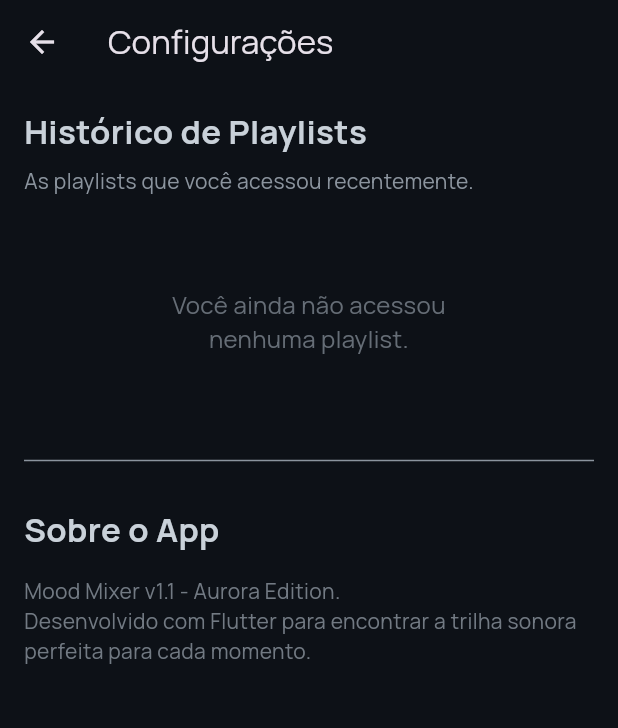
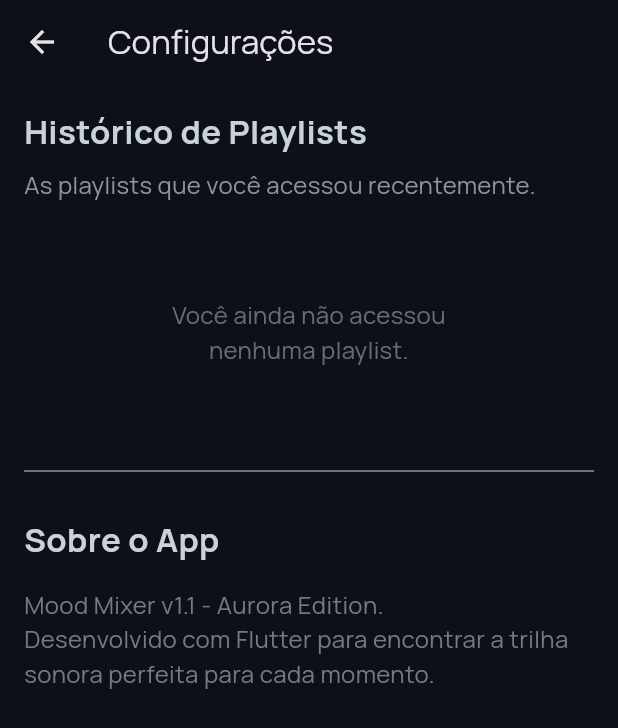
Before and after one commit to eville75/MobileII, a Flutter app: the screen it shows after launch, after a tap on the "settings" icon, on a phone screen of 412 x 824 dp. Shown: the top 728 px of the screen. Run offline on Flutter 3.47's test engine with Material 3 defaults, Android fonts, the phone set to English and light mode, and no system bars; our stand-ins replace google_fonts; network calls fail.

Commit message:
correção de interface

```diff
--- a/lib/data/theme/colors.dart
+++ /dev/null
@@ -1,29 +0,0 @@
-// lib/data/theme/colors.dart
-import 'package:flutter/material.dart';
-
-class AppColors {
-  // Tema "Aurora"
-
-  // Fundo principal da aplicação
-  static const Color background = Color(0xFF0D1117);
-  // Cor para o final dos gradientes de fundo, criando profundidade
-  static const Color backgroundEnd = Color(0xFF161B22);
-
-  // Cor primária vibrante para botões, ícones ativos e destaques
-  static const Color primary = Color(0xFF58A6FF); // Um azul brilhante e moderno
-
-  // Cor de destaque secundária (accent) para textos menores ou ícones inativos
-  static const Color accent = Color(0xFF8B949E);
-
-  // Cor principal para textos
-  static const Color text = Color(0xFFC9D1D9);
-
-  // Cores para o efeito de "vidro fosco" (Glassmorphism)
-  static const Color glassEffect = Color(0x1AFFFFFF); // Branco com 10% de opacidade
-  static const Color glassBorder = Color(0x33FFFFFF); // Branco com 20% de opacidade
-
-  // Cores de Sentimento adaptadas
-  static const Color positive = primary; // O azul primário para positividade
-  static const Color negative = Color(0xFFF85149); // Um vermelho forte mas elegante
-  static const Color neutral = accent; // O cinza para neutralidade
-}
--- a/lib/main.dart
+++ b/lib/main.dart
@@ -1,8 +1,7 @@
 // lib/main.dart
 import 'package:flutter/material.dart';
-import 'package:google_fonts/google_fonts.dart';
+import 'package:mobile/design_system/theme/app_theme.dart';
 import 'package:mobile/screens/sentiments_screen.dart';
-import 'package:mobile/data/theme/colors.dart';
 
 void main() {
   runApp(const MyApp());
@@ -13,28 +12,13 @@ class MyApp extends StatelessWidget {
 
   @override
   Widget build(BuildContext context) {
-    final baseTheme = ThemeData(brightness: Brightness.dark);
-
     return MaterialApp(
       title: 'Mood Mixer',
-      theme: baseTheme.copyWith(
-        scaffoldBackgroundColor: AppColors.background,
-        colorScheme: baseTheme.colorScheme.copyWith(
-          brightness: Brightness.dark,
-          background: AppColors.background,
-          onBackground: AppColors.text,
-          primary: AppColors.primary,
-          secondary: AppColors.accent,
-        ),
-        textTheme: GoogleFonts.manropeTextTheme(baseTheme.textTheme).apply(
-          bodyColor: AppColors.text,
-          displayColor: AppColors.text,
-        ),
-        useMaterial3: true,
-      ),
+      theme: AppTheme.darkTheme,
       themeMode: ThemeMode.dark,
       debugShowCheckedModeBanner: false,
-      home: SentimentsScreen(), // ALTERAÇÃO APLICADA AQUI
+      // Mude para DesignSystemScreen() para ver o catálogo
+      home: const SentimentsScreen(),
     );
   }
 }
--- a/lib/screens/sentiments_screen.dart
+++ b/lib/screens/sentiments_screen.dart
@@ -2,8 +2,11 @@
 import 'package:flutter/material.dart';
 import 'dart:ui';
 import 'package:mobile/data/sentiment_data.dart';
+import 'package:mobile/design_system/theme/app_colors.dart';
+import 'package:mobile/design_system/theme/app_spacing.dart';
+import 'package:mobile/design_system/theme/app_typography.dart';
+import 'package:mobile/design_system/widgets/sentiment_bubble.dart';
 import 'package:mobile/screens/playlists_screen.dart';
-import '../data/theme/colors.dart';
 import 'package:mobile/screens/settings_screen.dart';
 
 class SentimentsScreen extends StatelessWidget {
@@ -20,7 +23,6 @@ class SentimentsScreen extends StatelessWidget {
     return Scaffold(
       body: Stack(
         children: [
-          // Fundo com Gradiente e Efeito Aurora
           Container(
             decoration: const BoxDecoration(
               gradient: LinearGradient(
@@ -46,25 +48,19 @@ class SentimentsScreen extends StatelessWidget {
               ),
             ),
           ),
-
-          // Conteúdo da Tela
           SafeArea(
             child: SingleChildScrollView(
-              padding: const EdgeInsets.symmetric(horizontal: 24.0),
+              padding: const EdgeInsets.symmetric(horizontal: AppSpacing.large),
               child: Column(
                 crossAxisAlignment: CrossAxisAlignment.start,
                 children: [
-                  const SizedBox(height: 40),
+                  const SizedBox(height: AppSpacing.extraLarge),
                   Row(
                     mainAxisAlignment: MainAxisAlignment.spaceBetween,
                     children: [
                       const Text(
                         'Como você se\nsente agora?',
-                        style: TextStyle(
-                          fontSize: 32,
-                          fontWeight: FontWeight.bold,
-                          color: AppColors.text,
-                        ),
+                        style: AppTypography.h1,
                       ),
                       IconButton(
                         icon: const Icon(Icons.settings_outlined, color: AppColors.accent, size: 28),
@@ -77,28 +73,24 @@ class SentimentsScreen extends StatelessWidget {
                       ),
                     ],
                   ),
-                  const SizedBox(height: 16),
+                  const SizedBox(height: AppSpacing.medium),
                   const Text(
                     'Toque em um sentimento para encontrar a playlist perfeita.',
-                    style: TextStyle(fontSize: 16, color: AppColors.accent),
+                    style: AppTypography.body,
                   ),
-                  const SizedBox(height: 40),
+                  const SizedBox(height: AppSpacing.extraLarge),
                   ...allSentiments.keys.map((category) {
                     return Column(
                       crossAxisAlignment: CrossAxisAlignment.start,
                       children: [
                         Text(
                           category,
-                          style: const TextStyle(
-                            fontSize: 20,
-                            fontWeight: FontWeight.bold,
-                            color: AppColors.text,
-                          ),
+                          style: AppTypography.h2.copyWith(fontSize: 20),
                         ),
-                        const SizedBox(height: 20),
+                        const SizedBox(height: AppSpacing.medium + 4),
                         Wrap(
-                          spacing: 12.0,
-                          runSpacing: 12.0,
+                          spacing: AppSpacing.medium,
+                          runSpacing: AppSpacing.medium,
                           children: allSentiments[category]!.map((sentiment) {
                             return SentimentBubble(
                               sentiment: sentiment,
@@ -114,7 +106,7 @@ class SentimentsScreen extends StatelessWidget {
                             );
                           }).toList(),
                         ),
-                        const SizedBox(height: 40),
+                        const SizedBox(height: AppSpacing.extraLarge),
                       ],
                     );
                   }).toList(),
@@ -127,46 +119,3 @@ class SentimentsScreen extends StatelessWidget {
     );
   }
 }
-
-// Widget customizado para o balão de sentimento com efeito de vidro
-class SentimentBubble extends StatelessWidget {
-  final String sentiment;
-  final Color color;
-  final VoidCallback onTap;
-
-  const SentimentBubble({
-    super.key,
-    required this.sentiment,
-    required this.color,
-    required this.onTap,
-  });
-
-  @override
-  Widget build(BuildContext context) {
-    return GestureDetector(
-      onTap: onTap,
-      child: ClipRRect(
-        borderRadius: BorderRadius.circular(30.0),
-        child: BackdropFilter(
-          filter: ImageFilter.blur(sigmaX: 10.0, sigmaY: 10.0),
-          child: Container(
-            padding: const EdgeInsets.symmetric(horizontal: 20.0, vertical: 12.0),
-            decoration: BoxDecoration(
-              color: AppColors.glassEffect,
-              borderRadius: BorderRadius.circular(30.0),
-              border: Border.all(color: AppColors.glassBorder, width: 1.5),
-            ),
-            child: Text(
-              sentiment,
-              style: TextStyle(
-                color: color,
-                fontWeight: FontWeight.bold,
-                fontSize: 14,
-              ),
-            ),
-          ),
-        ),
-      ),
-    );
-  }
-}
--- a/lib/screens/settings_screen.dart
+++ b/lib/screens/settings_screen.dart
@@ -1,7 +1,9 @@
 // lib/screens/settings_screen.dart
 import 'package:flutter/material.dart';
 import 'package:mobile/data/history_data.dart';
-import 'package:mobile/data/theme/colors.dart';
+import 'package:mobile/design_system/theme/app_colors.dart';
+import 'package:mobile/design_system/theme/app_spacing.dart';
+import 'package:mobile/design_system/theme/app_typography.dart';
 import 'package:url_launcher/url_launcher.dart';
 
 class SettingsScreen extends StatefulWidget {
@@ -12,7 +14,6 @@ class SettingsScreen extends StatefulWidget {
 }
 
 class _SettingsScreenState extends State<SettingsScreen> {
-  // Função para abrir a URL, pois o histórico também será clicável
   Future<void> _launchUrl(String url) async {
     if (!await launchUrl(Uri.parse(url))) {
       throw Exception('Não foi possível abrir a URL: $url');
@@ -29,31 +30,24 @@ class _SettingsScreenState extends State<SettingsScreen> {
         elevation: 0,
       ),
       body: ListView(
-        padding: const EdgeInsets.all(16.0),
+        padding: const EdgeInsets.all(AppSpacing.medium),
         children: [
-          const Text(
-            'Histórico de Playlists',
-            style: TextStyle(
-              color: AppColors.text,
-              fontSize: 22,
-              fontWeight: FontWeight.bold,
-            ),
-          ),
-          const SizedBox(height: 8),
+          const Text('Histórico de Playlists', style: AppTypography.h2),
+          const SizedBox(height: AppSpacing.small),
           const Text(
             'As playlists que você acessou recentemente.',
-            style: TextStyle(color: AppColors.accent, fontSize: 14),
+            style: AppTypography.body,
           ),
-          const SizedBox(height: 20),
+          const SizedBox(height: AppSpacing.large),
 
           if (playlistHistory.isEmpty)
             Padding(
-              padding: const EdgeInsets.symmetric(vertical: 40.0),
+              padding: const EdgeInsets.symmetric(vertical: AppSpacing.extraLarge),
               child: Center(
                 child: Text(
                   'Você ainda não acessou\nnenhuma playlist.',
                   textAlign: TextAlign.center,
-                  style: TextStyle(color: AppColors.accent.withOpacity(0.7), fontSize: 16),
+                  style: AppTypography.body.copyWith(color: AppColors.accent.withOpacity(0.7)),
                 ),
               ),
             )
@@ -75,7 +69,7 @@ class _SettingsScreenState extends State<SettingsScreen> {
                       fit: BoxFit.cover,
                     ),
                   ),
-                  title: Text(playlist.name, style: const TextStyle(color: AppColors.text, fontWeight: FontWeight.bold)),
+                  title: Text(playlist.name, style: AppTypography.componentTitle),
                   subtitle: Text(playlist.mood, style: const TextStyle(color: AppColors.accent)),
                   onTap: () => _launchUrl(playlist.url),
                 ),
@@ -84,18 +78,11 @@ class _SettingsScreenState extends State<SettingsScreen> {
 
           const Divider(height: 60, color: AppColors.accent),
 
-          const Text(
-            'Sobre o App',
-            style: TextStyle(
-              color: AppColors.text,
-              fontSize: 22,
-              fontWeight: FontWeight.bold,
-            ),
-          ),
-          const SizedBox(height: 16),
+          const Text('Sobre o App', style: AppTypography.h2),
+          const SizedBox(height: AppSpacing.medium),
           Text(
             'Mood Mixer v1.1 - Aurora Edition.\nDesenvolvido com Flutter para encontrar a trilha sonora perfeita para cada momento.',
-            style: TextStyle(color: AppColors.accent.withOpacity(0.8)),
+            style: AppTypography.body.copyWith(color: AppColors.accent.withOpacity(0.8)),
           ),
         ],
       ),
```
Also changed, not shown: lib/data/playlist_data.dart (deleted, +0 -19 lines), lib/screens/playlists_screen.dart (+11 -85 lines).
